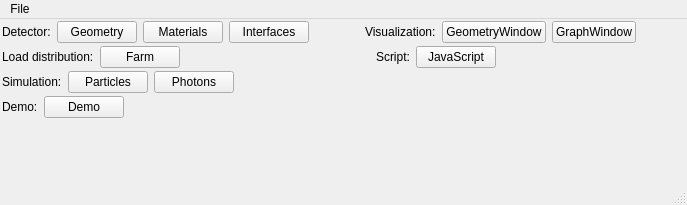
Above: ants3bundle/src/ants3/gui/mainwindow.ui from andrmor/ANTS3bundle before the change. Below: the same form after it.
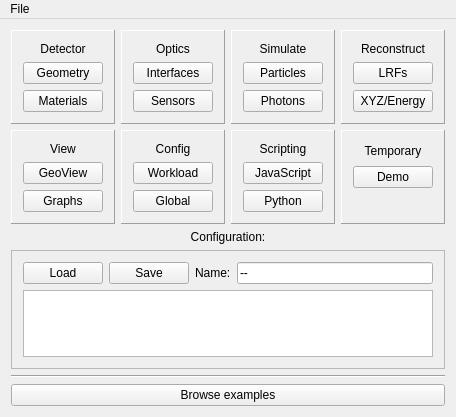
That is the form after the change.

Commit message: refactor main window

Diff of the .ui file:
```diff
--- a/ants3bundle/src/ants3/gui/mainwindow.ui
+++ b/ants3bundle/src/ants3/gui/mainwindow.ui
@@ -6,39 +6,41 @@
    <rect>
     <x>0</x>
     <y>0</y>
-    <width>687</width>
-    <height>205</height>
+    <width>456</width>
+    <height>417</height>
    </rect>
   </property>
   <property name="windowTitle">
    <string>MainWindow</string>
   </property>
   <widget class="QWidget" name="centralWidget">
-   <layout class="QVBoxLayout" name="verticalLayout_3">
-    <property name="spacing">
-     <number>3</number>
-    </property>
-    <property name="leftMargin">
-     <number>2</number>
-    </property>
-    <property name="topMargin">
-     <number>2</number>
-    </property>
-    <property name="rightMargin">
-     <number>2</number>
-    </property>
-    <property name="bottomMargin">
-     <number>2</number>
-    </property>
+   <layout class="QVBoxLayout" name="verticalLayout_7">
+    <item>
+     <layout class="QHBoxLayout" name="horizontalLayout">
+      <item>
+       <layout class="QVBoxLayout" name="verticalLayout_8">
+        <item>
+         <widget class="QFrame" name="frame">
+          <property name="sizePolicy">
+           <sizepolicy hsizetype="Preferred" vsizetype="Minimum">
+            <horstretch>0</horstretch>
+            <verstretch>0</verstretch>
+           </sizepolicy>
+          </property>
+          <property name="frameShape">
+           <enum>QFrame::Panel</enum>
+          </property>
+          <property name="frameShadow">
+           <enum>QFrame::Raised</enum>
+          </property>
+          <layout class="QVBoxLayout" name="verticalLayout">
     <item>
-     <layout class="QHBoxLayout" name="horizontalLayout_5">
-      <property name="topMargin">
-       <number>0</number>
-      </property>
-      <item>
-       <widget class="QLabel" name="label_2">
+            <widget class="QLabel" name="label_7">
         <property name="text">
-         <string>Detector:</string>
+              <string>Detector</string>
+             </property>
+             <property name="alignment">
+              <set>Qt::AlignCenter</set>
         </property>
        </widget>
       </item>
@@ -56,129 +58,165 @@
         </property>
        </widget>
       </item>
-      <item>
-       <widget class="QPushButton" name="pbInterfaceRules">
-        <property name="text">
-         <string>Interfaces</string>
-        </property>
+          </layout>
        </widget>
       </item>
       <item>
-       <spacer name="horizontalSpacer_3">
-        <property name="orientation">
-         <enum>Qt::Horizontal</enum>
-        </property>
-        <property name="sizeHint" stdset="0">
-         <size>
-          <width>40</width>
-          <height>20</height>
-         </size>
-        </property>
-       </spacer>
-      </item>
+         <widget class="QFrame" name="frame_3">
+          <property name="sizePolicy">
+           <sizepolicy hsizetype="Preferred" vsizetype="Minimum">
+            <horstretch>0</horstretch>
+            <verstretch>0</verstretch>
+           </sizepolicy>
+          </property>
+          <property name="frameShape">
+           <enum>QFrame::Panel</enum>
+          </property>
+          <property name="frameShadow">
+           <enum>QFrame::Raised</enum>
+          </property>
+          <layout class="QVBoxLayout" name="verticalLayout_3">
       <item>
        <widget class="QLabel" name="label_5">
         <property name="text">
-         <string>Visualization:</string>
+              <string>View</string>
+             </property>
+             <property name="alignment">
+              <set>Qt::AlignCenter</set>
         </property>
        </widget>
       </item>
       <item>
        <widget class="QPushButton" name="pbGeoWin">
         <property name="text">
-         <string>GeometryWindow</string>
+              <string>GeoView</string>
         </property>
        </widget>
       </item>
       <item>
        <widget class="QPushButton" name="pbGraphWin">
         <property name="text">
-         <string>GraphWindow</string>
+              <string>Graphs</string>
         </property>
        </widget>
       </item>
+          </layout>
+         </widget>
+        </item>
+       </layout>
+      </item>
       <item>
-       <spacer name="horizontalSpacer">
-        <property name="orientation">
-         <enum>Qt::Horizontal</enum>
-        </property>
-        <property name="sizeHint" stdset="0">
-         <size>
-          <width>40</width>
-          <height>20</height>
-         </size>
-        </property>
-       </spacer>
-      </item>
-     </layout>
+       <layout class="QVBoxLayout" name="verticalLayout_9">
+        <item>
+         <widget class="QFrame" name="frame_2">
+          <property name="sizePolicy">
+           <sizepolicy hsizetype="Preferred" vsizetype="Minimum">
+            <horstretch>0</horstretch>
+            <verstretch>0</verstretch>
+           </sizepolicy>
+          </property>
+          <property name="frameShape">
+           <enum>QFrame::Panel</enum>
+          </property>
+          <property name="frameShadow">
+           <enum>QFrame::Raised</enum>
+          </property>
+          <layout class="QVBoxLayout" name="verticalLayout_2">
+           <item>
+            <widget class="QLabel" name="label_2">
+             <property name="text">
+              <string>Optics</string>
+             </property>
+             <property name="alignment">
+              <set>Qt::AlignCenter</set>
+             </property>
+            </widget>
+           </item>
+           <item>
+            <widget class="QPushButton" name="pbInterfaceRules">
+             <property name="text">
+              <string>Interfaces</string>
+             </property>
+            </widget>
+           </item>
+           <item>
+            <widget class="QPushButton" name="pushButton">
+             <property name="text">
+              <string>Sensors</string>
+             </property>
+            </widget>
+           </item>
+          </layout>
+         </widget>
     </item>
     <item>
-     <layout class="QHBoxLayout" name="horizontalLayout_6">
-      <property name="topMargin">
-       <number>0</number>
-      </property>
+         <widget class="QFrame" name="frame_4">
+          <property name="sizePolicy">
+           <sizepolicy hsizetype="Preferred" vsizetype="Minimum">
+            <horstretch>0</horstretch>
+            <verstretch>0</verstretch>
+           </sizepolicy>
+          </property>
+          <property name="frameShape">
+           <enum>QFrame::Panel</enum>
+          </property>
+          <property name="frameShadow">
+           <enum>QFrame::Raised</enum>
+          </property>
+          <layout class="QVBoxLayout" name="verticalLayout_4">
       <item>
        <widget class="QLabel" name="label_3">
         <property name="text">
-         <string>Load distribution:</string>
+              <string>Config</string>
+             </property>
+             <property name="alignment">
+              <set>Qt::AlignCenter</set>
         </property>
        </widget>
       </item>
       <item>
        <widget class="QPushButton" name="pbFarm">
         <property name="text">
-         <string>Farm</string>
+              <string>Workload</string>
         </property>
        </widget>
       </item>
       <item>
-       <spacer name="horizontalSpacer_4">
-        <property name="orientation">
-         <enum>Qt::Horizontal</enum>
-        </property>
-        <property name="sizeHint" stdset="0">
-         <size>
-          <width>40</width>
-          <height>20</height>
-         </size>
-        </property>
-       </spacer>
-      </item>
-      <item>
-       <widget class="QLabel" name="label_6">
+            <widget class="QPushButton" name="pushButton_3">
         <property name="text">
-         <string>Script:</string>
+              <string>Global</string>
         </property>
        </widget>
       </item>
-      <item>
-       <widget class="QPushButton" name="pbJavaScript">
-        <property name="text">
-         <string>JavaScript</string>
-        </property>
-       </widget>
-      </item>
-      <item>
-       <spacer name="horizontalSpacer_5">
-        <property name="orientation">
-         <enum>Qt::Horizontal</enum>
-        </property>
-        <property name="sizeHint" stdset="0">
-         <size>
-          <width>40</width>
-          <height>20</height>
-         </size>
-        </property>
-       </spacer>
-      </item>
+          </layout>
+         </widget>
+        </item>
      </layout>
     </item>
     <item>
-     <layout class="QHBoxLayout" name="horizontalLayout_4">
+       <layout class="QVBoxLayout" name="verticalLayout_10">
+        <item>
+         <widget class="QFrame" name="frame_6">
+          <property name="sizePolicy">
+           <sizepolicy hsizetype="Preferred" vsizetype="Minimum">
+            <horstretch>0</horstretch>
+            <verstretch>0</verstretch>
+           </sizepolicy>
+          </property>
+          <property name="frameShape">
+           <enum>QFrame::Panel</enum>
+          </property>
+          <property name="frameShadow">
+           <enum>QFrame::Raised</enum>
+          </property>
+          <layout class="QVBoxLayout" name="verticalLayout_5">
       <item>
        <widget class="QLabel" name="label_4">
         <property name="text">
-         <string>Simulation:</string>
+              <string>Simulate</string>
+             </property>
+             <property name="alignment">
+              <set>Qt::AlignCenter</set>
         </property>
        </widget>
       </item>
@@ -196,30 +234,119 @@
         </property>
        </widget>
       </item>
-      <item>
-       <spacer name="horizontalSpacer_2">
-        <property name="orientation">
-         <enum>Qt::Horizontal</enum>
-        </property>
-        <property name="sizeHint" stdset="0">
-         <size>
-          <width>6</width>
-          <height>20</height>
-         </size>
-        </property>
-       </spacer>
-      </item>
-     </layout>
+          </layout>
+         </widget>
     </item>
     <item>
-     <layout class="QHBoxLayout" name="horizontalLayout">
-      <property name="topMargin">
-       <number>0</number>
-      </property>
+         <widget class="QFrame" name="frame_5">
+          <property name="sizePolicy">
+           <sizepolicy hsizetype="Preferred" vsizetype="Minimum">
+            <horstretch>0</horstretch>
+            <verstretch>0</verstretch>
+           </sizepolicy>
+          </property>
+          <property name="frameShape">
+           <enum>QFrame::Panel</enum>
+          </property>
+          <property name="frameShadow">
+           <enum>QFrame::Raised</enum>
+          </property>
+          <layout class="QVBoxLayout" name="verticalLayout_6">
       <item>
        <widget class="QLabel" name="label">
         <property name="text">
-         <string>Demo:</string>
+              <string>Scripting</string>
+             </property>
+             <property name="alignment">
+              <set>Qt::AlignCenter</set>
+             </property>
+            </widget>
+           </item>
+           <item>
+            <widget class="QPushButton" name="pbJavaScript">
+             <property name="text">
+              <string>JavaScript</string>
+             </property>
+            </widget>
+           </item>
+           <item>
+            <widget class="QPushButton" name="pushButton_2">
+             <property name="text">
+              <string>Python</string>
+             </property>
+            </widget>
+           </item>
+          </layout>
+         </widget>
+        </item>
+       </layout>
+      </item>
+      <item>
+       <layout class="QVBoxLayout" name="verticalLayout_12">
+        <item>
+         <widget class="QFrame" name="frame_10">
+          <property name="sizePolicy">
+           <sizepolicy hsizetype="Preferred" vsizetype="Minimum">
+            <horstretch>0</horstretch>
+            <verstretch>0</verstretch>
+           </sizepolicy>
+          </property>
+          <property name="frameShape">
+           <enum>QFrame::Panel</enum>
+          </property>
+          <property name="frameShadow">
+           <enum>QFrame::Raised</enum>
+          </property>
+          <layout class="QVBoxLayout" name="verticalLayout_14">
+           <item>
+            <widget class="QLabel" name="label_6">
+             <property name="text">
+              <string>Reconstruct</string>
+             </property>
+             <property name="alignment">
+              <set>Qt::AlignCenter</set>
+             </property>
+            </widget>
+           </item>
+           <item>
+            <widget class="QPushButton" name="pbLRFs">
+             <property name="text">
+              <string>LRFs</string>
+             </property>
+            </widget>
+           </item>
+           <item>
+            <widget class="QPushButton" name="pbRecon">
+             <property name="text">
+              <string>XYZ/Energy</string>
+             </property>
+            </widget>
+           </item>
+          </layout>
+         </widget>
+        </item>
+        <item>
+         <widget class="QFrame" name="frame_11">
+          <property name="sizePolicy">
+           <sizepolicy hsizetype="Preferred" vsizetype="Minimum">
+            <horstretch>0</horstretch>
+            <verstretch>0</verstretch>
+           </sizepolicy>
+          </property>
+          <property name="frameShape">
+           <enum>QFrame::Panel</enum>
+          </property>
+          <property name="frameShadow">
+           <enum>QFrame::Raised</enum>
+          </property>
+          <layout class="QVBoxLayout" name="verticalLayout_15">
+           <item>
+            <widget class="QLabel" name="label_8">
+             <property name="text">
+              <string>Temporary</string>
+             </property>
+             <property name="alignment">
+              <set>Qt::AlignCenter</set>
         </property>
        </widget>
       </item>
@@ -231,32 +358,95 @@
        </widget>
       </item>
       <item>
-       <spacer name="horizontalSpacer_6">
+            <widget class="QLabel" name="label_11">
+             <property name="text">
+              <string/>
+             </property>
+            </widget>
+           </item>
+          </layout>
+         </widget>
+        </item>
+       </layout>
+      </item>
+     </layout>
+    </item>
+    <item>
+     <widget class="QLabel" name="label_12">
+      <property name="text">
+       <string>Configuration:</string>
+      </property>
+      <property name="alignment">
+       <set>Qt::AlignCenter</set>
+      </property>
+     </widget>
+    </item>
+    <item>
+     <widget class="QFrame" name="frame_8">
+      <property name="minimumSize">
+       <size>
+        <width>0</width>
+        <height>100</height>
+       </size>
+      </property>
+      <property name="frameShape">
+       <enum>QFrame::StyledPanel</enum>
+      </property>
+      <property name="frameShadow">
+       <enum>QFrame::Raised</enum>
+      </property>
+      <layout class="QVBoxLayout" name="verticalLayout_11">
+       <item>
+        <layout class="QHBoxLayout" name="horizontalLayout_2">
+         <item>
+          <widget class="QPushButton" name="pbLoadConfig">
+           <property name="text">
+            <string>Load</string>
+           </property>
+          </widget>
+         </item>
+         <item>
+          <widget class="QPushButton" name="pbSaveConfig">
+           <property name="text">
+            <string>Save</string>
+           </property>
+          </widget>
+         </item>
+         <item>
+          <widget class="QLabel" name="label_10">
+           <property name="text">
+            <string>Name:</string>
+           </property>
+          </widget>
+         </item>
+         <item>
+          <widget class="QLineEdit" name="lineEdit">
+           <property name="text">
+            <string>--</string>
+           </property>
+          </widget>
+         </item>
+        </layout>
+       </item>
+       <item>
+        <widget class="QPlainTextEdit" name="plainTextEdit"/>
+       </item>
+      </layout>
+     </widget>
+    </item>
+    <item>
+     <widget class="Line" name="line">
         <property name="orientation">
          <enum>Qt::Horizontal</enum>
         </property>
-        <property name="sizeHint" stdset="0">
-         <size>
-          <width>40</width>
-          <height>20</height>
-         </size>
-        </property>
-       </spacer>
-      </item>
-     </layout>
+     </widget>
     </item>
     <item>
-     <spacer name="verticalSpacer">
-      <property name="orientation">
-       <enum>Qt::Vertical</enum>
+     <widget class="QPushButton" name="pushButton_6">
+      <property name="text">
+       <string>Browse examples</string>
       </property>
-      <property name="sizeHint" stdset="0">
-       <size>
-        <width>20</width>
-        <height>40</height>
-       </size>
-      </property>
-     </spacer>
+     </widget>
     </item>
    </layout>
   </widget>
@@ -265,7 +455,7 @@
     <rect>
      <x>0</x>
      <y>0</y>
-     <width>687</width>
+     <width>456</width>
      <height>22</height>
     </rect>
    </property>
@@ -278,7 +468,6 @@
    </widget>
    <addaction name="menuFile"/>
   </widget>
-  <widget class="QStatusBar" name="statusBar"/>
   <action name="actionSave_configuration">
    <property name="text">
     <string>Save configuration</string>
```
Left out of the diff: 2 changed lines with no effect on the pictures. Lines whose indentation alone changed are shown as unchanged. The commit also changes 2 other files.
